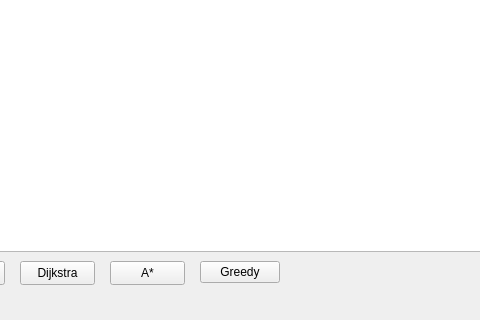
Old version of the form PathFinder/mainwindow.ui in the repository brno4758/Pathfinding; both pictures show x 170 to 650 and y 369 to 689 of the 1027 by 689 pixel window.
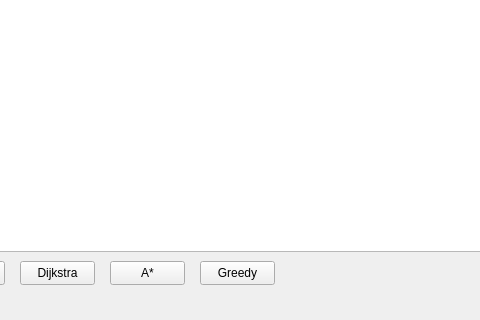
New version of the form.

```diff
--- a/PathFinder/mainwindow.ui
+++ b/PathFinder/mainwindow.ui
@@ -94,8 +94,8 @@
      <rect>
       <x>370</x>
       <y>630</y>
-      <width>80</width>
-      <height>22</height>
+      <width>75</width>
+      <height>24</height>
      </rect>
     </property>
     <property name="text">
```
Left out of the diff: 2 changed lines with no effect on the pictures.
